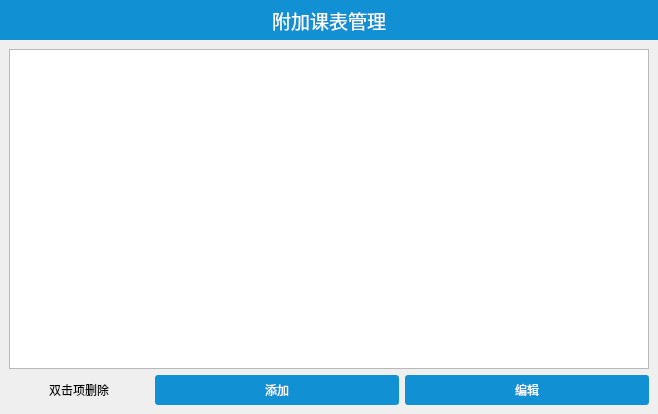
Before: the Qt Designer form src/AppendixTableManager/AppendixTableManager.ui in Aero8m/ClassTopLand, drawn with Qt 5.
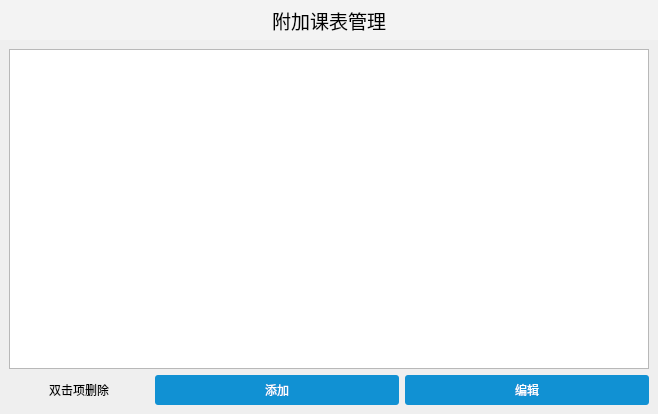
After: the same form once the commit is applied.

The edit to the form file:
```diff
--- a/src/AppendixTableManager/AppendixTableManager.ui
+++ b/src/AppendixTableManager/AppendixTableManager.ui
@@ -47,7 +47,7 @@
       </size>
      </property>
      <property name="styleSheet">
-      <string notr="true">background:#1191d3;</string>
+      <string notr="true">background: #f3f3f3;</string>
      </property>
      <layout class="QHBoxLayout" name="horizontalLayout">
       <item>
@@ -58,7 +58,7 @@
          </font>
         </property>
         <property name="styleSheet">
-         <string notr="true">color: #fff</string>
+         <string notr="true">color: #000;</string>
         </property>
         <property name="text">
          <string>附加课表管理</string>
```
